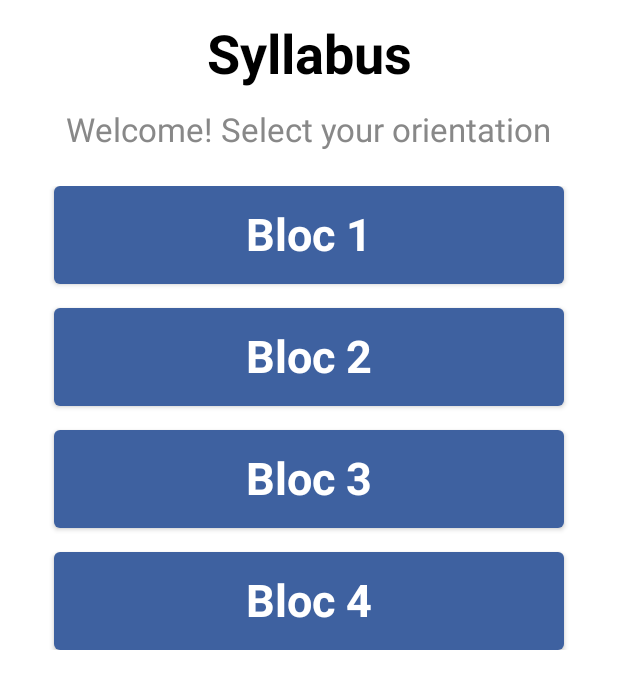
After one commit to comus3/software_archi_project, an Android app built with Jetpack Compose: the composable HomeSyllabusScreen shown on its own in the app's theme, on a phone screen of 412 x 824 dp. The commit adds this screen. Shown: the top 689 px of the screen. Run offline under Robolectric (Android 15) with nearby library versions, the phone set to English and light mode, and no system bars; 5 statements that could not run were skipped.

Commit message:
SYLLABUS: Implementation

```diff
--- a/SchoolManager/composeApp/src/commonMain/kotlin/org/schoolmanager/project/App.kt
+++ b/SchoolManager/composeApp/src/commonMain/kotlin/org/schoolmanager/project/App.kt
@@ -23,9 +23,11 @@ import org.schoolmanager.project.ui.settings.AboutScreen
 import org.schoolmanager.project.ui.settings.LanguageScreen
 import org.schoolmanager.project.ui.settings.SettingsScreen
 import org.schoolmanager.project.ui.settings.TermsScreen
+import org.schoolmanager.project.ui.syllabus.HomeSyllabusScreen
 import org.schoolmanager.project.viewmodel.CalendarViewModel
 import org.schoolmanager.project.viewmodel.ContactsViewModel
 import org.schoolmanager.project.viewmodel.NewsHomePageViewModel
+import org.schoolmanager.project.viewmodel.SyllabusViewModel
 import schoolmanager.composeapp.generated.resources.Res
 import schoolmanager.composeapp.generated.resources.iconhome
 import schoolmanager.composeapp.generated.resources.iconcalendar
@@ -123,7 +125,8 @@ fun App(){
             "Courses"-> CoursesScreen(
                 GoToAddCourse= {SelectedScreen= "AddCourse"; ScreenHistory.add("Courses")},
                 GoToCourseDetail= {SelectedScreen= "DetailsCourse"; ScreenHistory.add("Courses")},
-                GoToProfile= {SelectedScreen= "Profile"; ScreenHistory.add("Courses")})
+                GoToProfile= {SelectedScreen= "Profile"; ScreenHistory.add("Courses")},
+                GoToSyllabus= {SelectedScreen= "HomeSyllabus"})
             "DetailsCourse"-> SelectedCourse?.let {course->
                 CourseDetailsScreen(course= course, BackCourses={
                     if (ScreenHistory.isNotEmpty()){
@@ -131,6 +134,7 @@ fun App(){
                         SelectedScreen= ScreenHistory.lastOrNull()?:"Home"
                     }}
                 )}
+            "HomeSyllabus"->HomeSyllabusScreen(syllabusviewModel= SyllabusViewModel(),)
             "AddCourse"-> AddCourseScreen(
                 BackCourses= {SelectedScreen= "Courses"; ScreenHistory.add("AddCourse")})
             "Contact"-> ContactsScreen(
--- a/SchoolManager/composeApp/src/commonMain/kotlin/org/schoolmanager/project/data/model/CourseCalendar.kt
+++ b/SchoolManager/composeApp/src/commonMain/kotlin/org/schoolmanager/project/data/model/CourseCalendar.kt
@@ -3,7 +3,7 @@ package org.schoolmanager.project.data.model
 import kotlinx.datetime.LocalDate
 
 //DATA COURSE CALENDAR
-class CourseCalendar(
+data class CourseCalendar(
     val idcourse: Int,
     val startTime: String = "",
     val endTime: String = "",
--- a/SchoolManager/composeApp/src/commonMain/kotlin/org/schoolmanager/project/data/model/NewsHomePage.kt
+++ b/SchoolManager/composeApp/src/commonMain/kotlin/org/schoolmanager/project/data/model/NewsHomePage.kt
@@ -1,7 +1,7 @@
 package org.schoolmanager.project.data.model
 
 //PARAMETERS OF DATA NEWS
-class NewsHomePage(
+data class NewsHomePage(
     val id: Int,
     val time: String,
     val title: String,
--- /dev/null
+++ b/SchoolManager/composeApp/src/commonMain/kotlin/org/schoolmanager/project/data/model/Syllabus.kt
@@ -0,0 +1,12 @@
+package org.schoolmanager.project.data.model
+
+
+data class Orientation(
+    val id: Int= 0,
+    val name: String= "",
+)
+
+data class Syllabus(
+    val idorientation: Int= 0,
+    val syllabus: String
+)
--- a/SchoolManager/composeApp/src/commonMain/kotlin/org/schoolmanager/project/ui/courseA/CoursesScreen.kt
+++ b/SchoolManager/composeApp/src/commonMain/kotlin/org/schoolmanager/project/ui/courseA/CoursesScreen.kt
@@ -43,7 +43,7 @@ import schoolmanager.composeapp.generated.resources.motor
 import schoolmanager.composeapp.generated.resources.administration_reseau
 
 @Composable
-fun CoursesScreen(GoToAddCourse: () -> Unit, GoToCourseDetail: () -> Unit, GoToProfile: ()-> Unit) {
+fun CoursesScreen(GoToAddCourse: () -> Unit, GoToCourseDetail: () -> Unit, GoToProfile: ()-> Unit, GoToSyllabus:()-> Unit) {
     Column(
         modifier = Modifier
             .fillMaxSize()
@@ -103,7 +103,7 @@ fun CoursesScreen(GoToAddCourse: () -> Unit, GoToCourseDetail: () -> Unit, GoToP
                     .align(Alignment.CenterVertically)
             )
             Button(
-                onClick = { /* TODO */ },
+                onClick = {GoToSyllabus()},
                 shape = RoundedCornerShape(16.dp),
                 colors = ButtonDefaults.buttonColors(
                     backgroundColor = Color(red = 62, green = 96, blue = 160),
--- a/SchoolManager/composeApp/src/commonMain/kotlin/org/schoolmanager/project/ui/homepage/HomePageScreen.kt
+++ b/SchoolManager/composeApp/src/commonMain/kotlin/org/schoolmanager/project/ui/homepage/HomePageScreen.kt
@@ -39,7 +39,6 @@ import org.schoolmanager.project.viewmodel.CoursesViewModel
 import org.schoolmanager.project.viewmodel.NewsHomePageViewModel
 import schoolmanager.composeapp.generated.resources.Res
 import schoolmanager.composeapp.generated.resources.profilephoto
-import schoolmanager.composeapp.generated.resources.forward
 
 
 
--- /dev/null
+++ b/SchoolManager/composeApp/src/commonMain/kotlin/org/schoolmanager/project/ui/syllabus/CartSyllabusSCreen.kt
@@ -0,0 +1,7 @@
+package org.schoolmanager.project.ui.syllabus
+
+
+
+fun CartSyllabusScreen(){
+
+}
--- /dev/null
+++ b/SchoolManager/composeApp/src/commonMain/kotlin/org/schoolmanager/project/ui/syllabus/HomeSyllabusScreen.kt
@@ -0,0 +1,62 @@
+package org.schoolmanager.project.ui.syllabus
+
+import androidx.compose.foundation.layout.Arrangement
+import androidx.compose.foundation.layout.Column
+import androidx.compose.foundation.layout.fillMaxSize
+import androidx.compose.foundation.layout.fillMaxWidth
+import androidx.compose.foundation.layout.height
+import androidx.compose.foundation.layout.padding
+import androidx.compose.foundation.lazy.LazyColumn
+import androidx.compose.foundation.text.BasicText
+import androidx.compose.material.Button
+import androidx.compose.material.ButtonDefaults
+import androidx.compose.material.Text
+import androidx.compose.runtime.Composable
+import androidx.compose.ui.Alignment
+import androidx.compose.ui.Modifier
+import androidx.compose.ui.graphics.Color
+import androidx.compose.ui.text.TextStyle
+import androidx.compose.ui.text.font.FontWeight
+import androidx.compose.ui.text.style.TextDecoration
+import androidx.compose.ui.unit.dp
+import androidx.compose.ui.unit.sp
+import org.schoolmanager.project.viewmodel.SyllabusViewModel
+
+@Composable
+fun HomeSyllabusScreen(syllabusviewModel: SyllabusViewModel) {
+    Column(modifier= Modifier.fillMaxSize().padding(16.dp), horizontalAlignment= Alignment.CenterHorizontally, verticalArrangement= Arrangement.Top){
+        Text(
+            text= "Syllabus",
+            style= TextStyle(
+                fontSize= 36.sp,
+                fontWeight= FontWeight.Bold,
+                color= Color.Black),
+            modifier= Modifier.padding(bottom = 16.dp)
+        )
+
+        Text(
+            text= "Welcome! Select your orientation",
+            style= TextStyle(
+                fontSize= 22.sp,
+                color= Color.Gray,
+                fontWeight= FontWeight.Normal),
+            modifier= Modifier.padding(bottom= 24.dp)
+        )
+
+
+        LazyColumn(verticalArrangement= Arrangement.spacedBy(16.dp), modifier= Modifier.fillMaxWidth()){
+            items(syllabusviewModel.orientations.size){index->
+                val orientation= syllabusviewModel.orientations[index]
+
+                //BUTTON FOR EACH ORIENTATION
+                Button(
+                    onClick= {},
+                    modifier= Modifier.fillMaxWidth().padding(horizontal= 20.dp).height(65.dp),
+                    colors= ButtonDefaults.buttonColors(backgroundColor= Color(0xFF3E61A0)))
+                {Text(text= orientation.name,
+                      style= TextStyle(fontSize= 30.sp, fontWeight= FontWeight.Bold, color= Color.White))
+                }
+            }
+        }
+    }
+}
--- /dev/null
+++ b/SchoolManager/composeApp/src/commonMain/kotlin/org/schoolmanager/project/ui/syllabus/SyllabusScreen.kt
@@ -0,0 +1,7 @@
+package org.schoolmanager.project.ui.syllabus
+
+
+
+fun SyllabusScreen(){
+
+}
--- /dev/null
+++ b/SchoolManager/composeApp/src/commonMain/kotlin/org/schoolmanager/project/viewmodel/SyllabusViewModel.kt
@@ -0,0 +1,22 @@
+package org.schoolmanager.project.viewmodel
+
+import androidx.lifecycle.ViewModel
+import org.schoolmanager.project.data.model.Orientation
+import org.schoolmanager.project.data.model.Syllabus
+
+
+class SyllabusViewModel: ViewModel(){
+    val orientations= listOf(
+        Orientation(1, "Bloc 1"),
+        Orientation(2, "Bloc 2"),
+        Orientation(3, "Bloc 3"),
+        Orientation(4, "Bloc 4"),
+    )
+
+    val syllabus= listOf(
+        Syllabus(1, "Chimie Q1"),
+        Syllabus(2, "Calculus"),
+        Syllabus(2, "Guide du dessinateur"),
+        Syllabus(4, "Encyclopedie"),
+    )
+}
```
